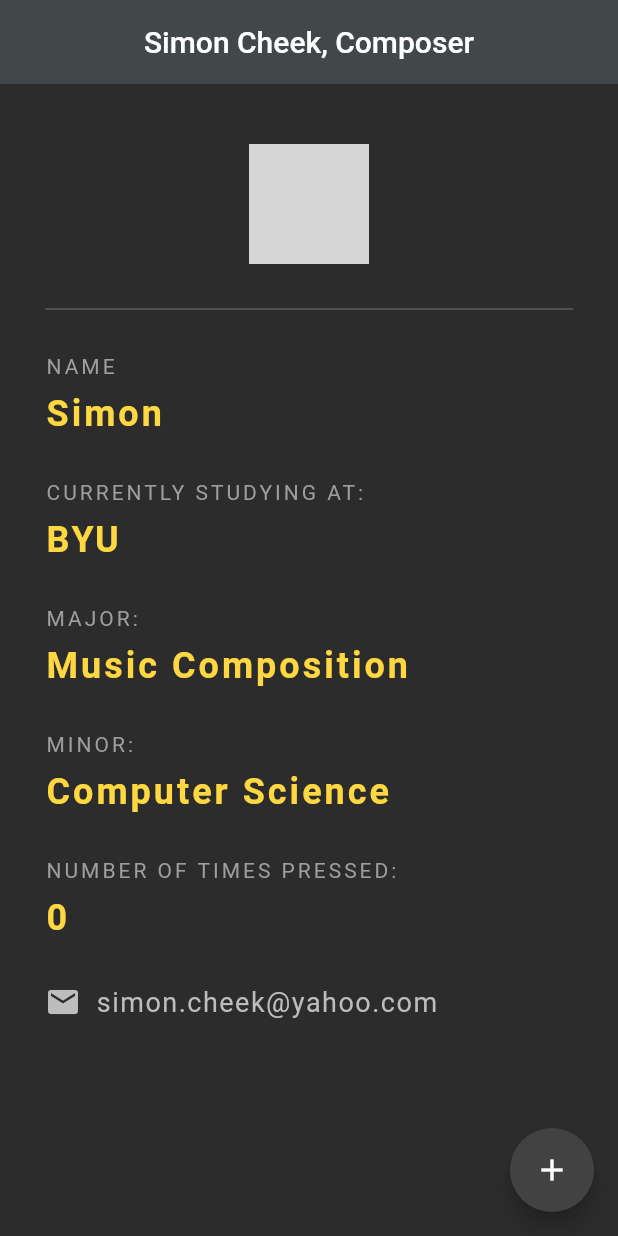
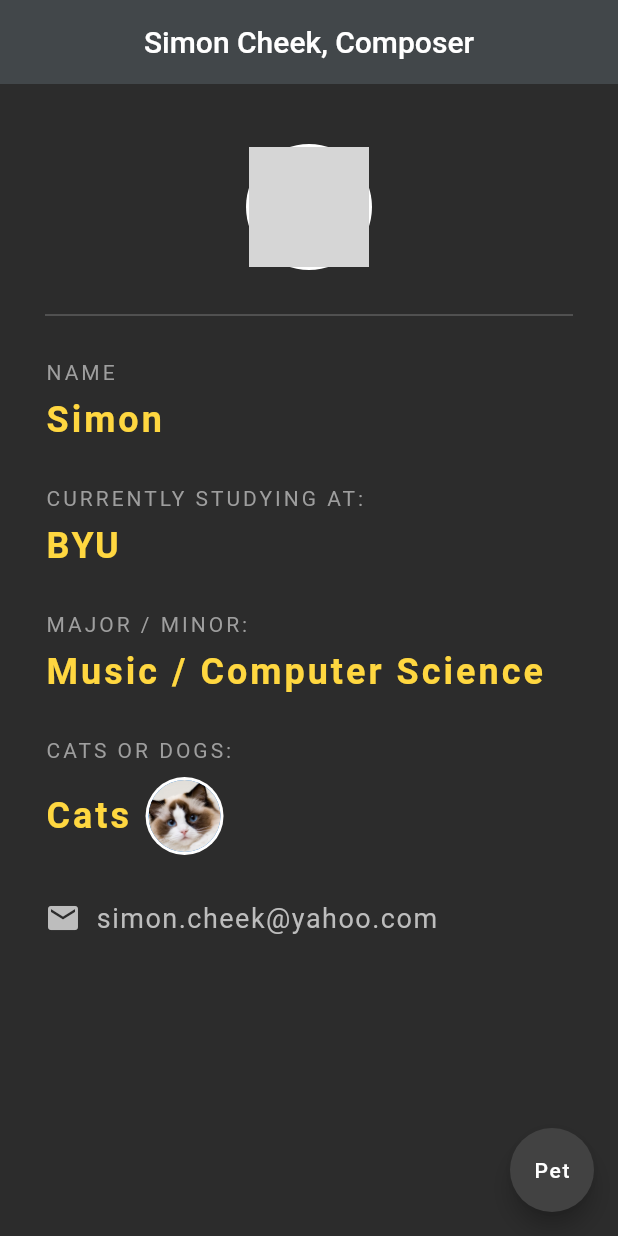
Before and after one commit to Simon-Cheek/PracticeApp, a Flutter app: the screen it shows after launch, on a phone screen of 412 x 824 dp. Run offline on Flutter 3.47's test engine with Material 2 defaults, Android fonts, the phone set to English and light mode, and no system bars; grey boxes are pictures that could not be loaded.

Commit message:
add pet feature

```diff
--- a/lib/main.dart
+++ b/lib/main.dart
@@ -1,4 +1,5 @@
 import 'package:flutter/material.dart';
+// ignore_for_file: prefer_const_constructors
 
 void main() => runApp(const MaterialApp(
       home: SimonCard(),
@@ -13,6 +14,25 @@ class SimonCard extends StatefulWidget {
 
 class _SimonCardState extends State<SimonCard> {
   int simonLevel = 0;
+  int petCounter = 0;
+  String petName = 'Cats';
+  String petReference = 'Assets/cats.jpeg';
+
+  void setPet() {
+    petCounter++;
+    if (petCounter % 2 == 0) {
+      setState(() {
+        petName = "Cats";
+        petReference = 'Assets/cats.jpeg';
+      });
+      ;
+    } else {
+      setState(() {
+        petName = "Dogs";
+        petReference = "Assets/dogs.jpeg";
+      });
+    }
+  }
 
   @override
   Widget build(BuildContext context) {
@@ -25,13 +45,9 @@ class _SimonCardState extends State<SimonCard> {
         elevation: 0,
       ),
       floatingActionButton: FloatingActionButton(
-        onPressed: () {
-          setState(() {
-            simonLevel++;
-          });
-        },
+        onPressed: setPet,
         backgroundColor: Colors.grey[800],
-        child: Icon(Icons.add),
+        child: Text('Pet'),
       ),
       body: Padding(
         padding: EdgeInsets.fromLTRB(30, 40, 30, 0),
@@ -40,8 +56,12 @@ class _SimonCardState extends State<SimonCard> {
           children: [
             Center(
               child: CircleAvatar(
+                backgroundColor: Colors.white,
+                radius: 42.0,
+                child: CircleAvatar(
                   backgroundImage: AssetImage('Assets/Simon.jpg'),
                   radius: 40.0,
+                ),
               ),
             ),
             Divider(
@@ -85,7 +105,7 @@ class _SimonCardState extends State<SimonCard> {
             ),
             SizedBox(height: 30.0),
             Text(
-              'MAJOR:',
+              'MAJOR / MINOR:',
               style: TextStyle(
                 color: Colors.grey,
                 letterSpacing: 2.0,
@@ -93,7 +113,7 @@ class _SimonCardState extends State<SimonCard> {
             ),
             SizedBox(height: 10.0),
             Text(
-              'Music Composition',
+              'Music / Computer Science',
               style: TextStyle(
                 color: Colors.amberAccent[200],
                 letterSpacing: 2.0,
@@ -103,15 +123,17 @@ class _SimonCardState extends State<SimonCard> {
             ),
             SizedBox(height: 30.0),
             Text(
-              'MINOR:',
+              'CATS OR DOGS:',
               style: TextStyle(
                 color: Colors.grey,
                 letterSpacing: 2.0,
               ),
             ),
             SizedBox(height: 10.0),
+            Row(
+              children: [
                 Text(
-              'Computer Science',
+                  petName,
                   style: TextStyle(
                     color: Colors.amberAccent[200],
                     letterSpacing: 2.0,
@@ -119,23 +141,16 @@ class _SimonCardState extends State<SimonCard> {
                     fontWeight: FontWeight.bold,
                   ),
                 ),
-            SizedBox(height: 30.0),
-            Text(
-              'NUMBER OF TIMES PRESSED:',
-              style: TextStyle(
-                color: Colors.grey,
-                letterSpacing: 2.0,
+                SizedBox(width: 10.0),
+                CircleAvatar(
+                  backgroundColor: Colors.white,
+                  radius: 26.0,
+                  child: CircleAvatar(
+                    backgroundImage: AssetImage(petReference),
+                    radius: 24.0,
                   ),
-            ),
-            SizedBox(height: 10.0),
-            Text(
-              '$simonLevel',
-              style: TextStyle(
-                color: Colors.amberAccent[200],
-                letterSpacing: 2.0,
-                fontSize: 24.0,
-                fontWeight: FontWeight.bold,
-              ),
+                )
+              ],
             ),
             SizedBox(height: 30.0),
             Row(
--- a/pubspec.yaml
+++ b/pubspec.yaml
@@ -37,6 +37,7 @@ dependencies:
   cupertino_icons: ^1.0.2
 
 dev_dependencies:
+  flutter_lints: ^3.0.1
   flutter_test:
     sdk: flutter
 
@@ -60,6 +61,8 @@ flutter:
 
   # To add assets to your application, add an assets section, like this:
   assets:
+    - Assets/cats.jpeg
+    - Assets/dogs.jpeg
     - Assets/Simon.jpg
 
   # An image asset can refer to one or more resolution-specific "variants", see
```
Also changed, not shown: Assets/cats.jpeg (added), Assets/dogs.jpeg (added), pubspec.lock. Lines whose indentation alone changed are shown as unchanged.
